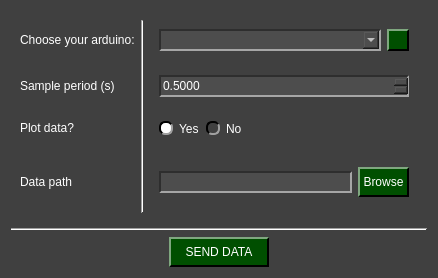
Before: the Qt Designer form pydaq/uis/PyDAQ_send_data_Arduino_widget.ui in CayoRw/pydaq, drawn with Qt 5.
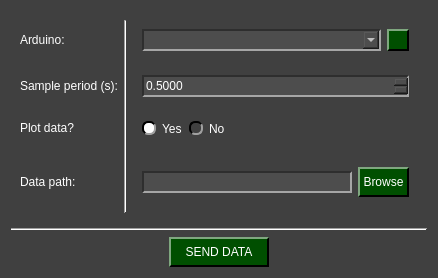
After: the same form once the commit is applied. Icons and pictures are not drawn.

The edit to the form file:
```diff
--- a/pydaq/uis/PyDAQ_send_data_Arduino_widget.ui
+++ b/pydaq/uis/PyDAQ_send_data_Arduino_widget.ui
@@ -239,7 +239,7 @@
          </size>
         </property>
         <property name="text">
-         <string>Sample period (s)</string>
+         <string>Sample period (s):</string>
         </property>
        </widget>
       </item>
@@ -258,7 +258,7 @@
          </size>
         </property>
         <property name="text">
-         <string>Data path</string>
+         <string>Data path:</string>
         </property>
        </widget>
       </item>
@@ -393,7 +393,7 @@
          </size>
         </property>
         <property name="text">
-         <string>Choose your arduino:</string>
+         <string>Arduino:</string>
         </property>
        </widget>
       </item>
```
